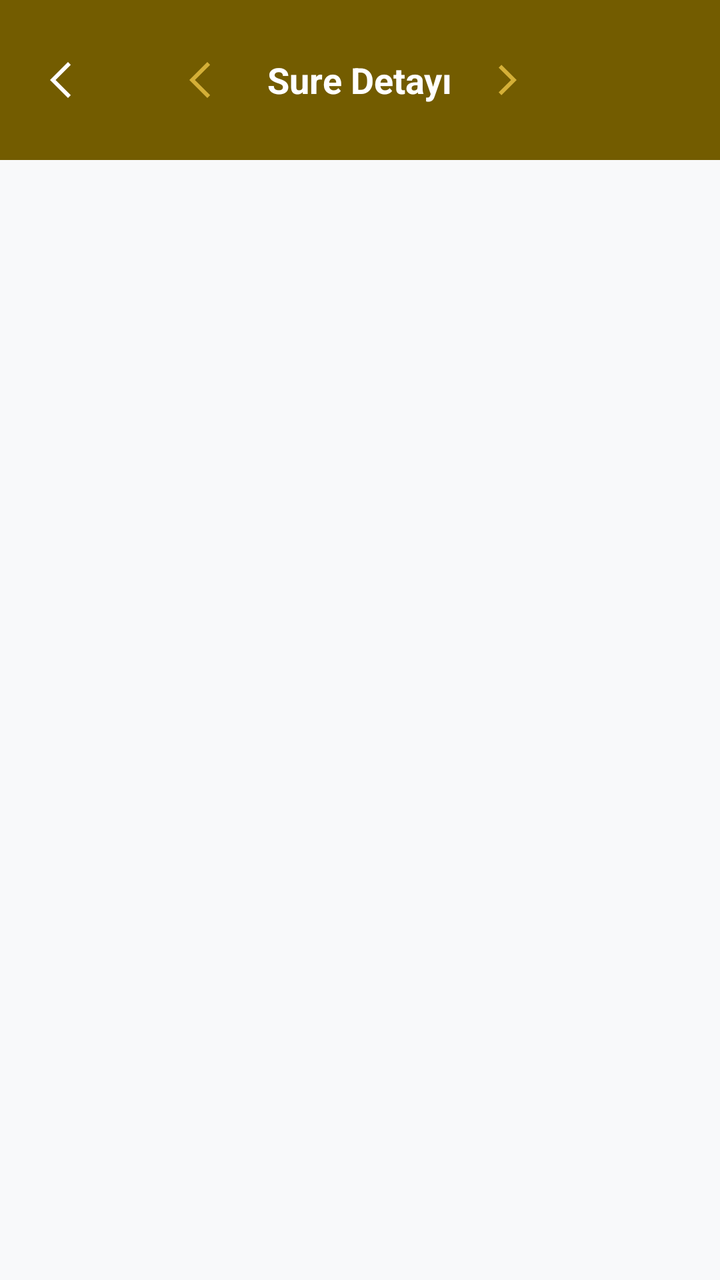
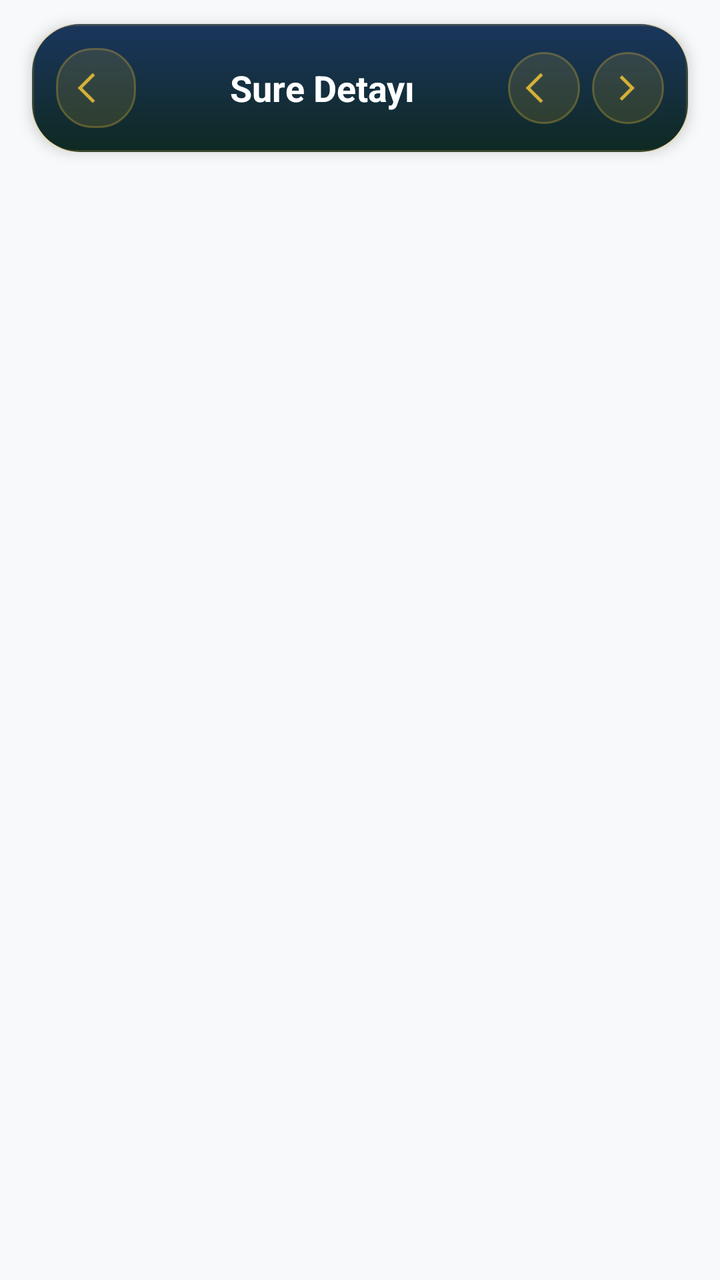

Before-and-after screenshots of an Android layout around one commit, followed by the original layout XML and the change that was made.
<!-- AndroidManifest.xml: activity theme Theme.Hilalim -->
<!-- res/layout/activity_surah_detail.xml -->
<?xml version="1.0" encoding="utf-8"?>
<androidx.constraintlayout.widget.ConstraintLayout xmlns:android="http://schemas.android.com/apk/res/android"
    xmlns:app="http://schemas.android.com/apk/res-auto"
    xmlns:tools="http://schemas.android.com/tools"
    android:layout_width="match_parent"
    android:layout_height="match_parent"
    android:background="@color/neutral_bg">

    <androidx.constraintlayout.widget.ConstraintLayout
        android:id="@+id/surah_header"
        android:layout_width="match_parent"
        android:layout_height="80dp"
        android:background="@color/header_bg"
        android:paddingHorizontal="16dp"
        app:layout_constraintTop_toTopOf="parent">

        <ImageView
            android:id="@+id/btn_back"
            android:layout_width="40dp"
            android:layout_height="40dp"
            android:padding="8dp"
            android:src="@drawable/ic_back_arrow"
            app:layout_constraintBottom_toBottomOf="parent"
            app:layout_constraintStart_toStartOf="parent"
            app:layout_constraintTop_toTopOf="parent"
            app:tint="@color/white"
            android:contentDescription="@string/desc_back" />

        <LinearLayout
            android:id="@+id/surah_title_container"
            android:layout_width="wrap_content"
            android:layout_height="wrap_content"
            android:gravity="center"
            android:orientation="horizontal"
            app:layout_constraintBottom_toBottomOf="parent"
            app:layout_constraintEnd_toEndOf="parent"
            app:layout_constraintStart_toStartOf="parent"
            app:layout_constraintTop_toTopOf="parent">

            <ImageView
                android:id="@+id/btn_prev_surah"
                android:layout_width="32dp"
                android:layout_height="32dp"
                android:padding="4dp"
                android:src="@drawable/ic_back_arrow"
                app:tint="@color/secondary"
                android:contentDescription="@string/desc_prev_surah" />

            <TextView
                android:id="@+id/txt_surah_name_main"
                android:layout_width="wrap_content"
                android:layout_height="wrap_content"
                android:layout_marginHorizontal="12dp"
                android:text="@string/surah_detail_title"
                android:textColor="@color/white"
                android:textSize="18sp"
                android:textStyle="bold" />

            <ImageView
                android:id="@+id/btn_next_surah"
                android:layout_width="32dp"
                android:layout_height="32dp"
                android:padding="4dp"
                android:src="@drawable/ic_forward_arrow"
                app:tint="@color/secondary"
                android:contentDescription="@string/desc_next_surah" />
        </LinearLayout>
    </androidx.constraintlayout.widget.ConstraintLayout>

    <androidx.recyclerview.widget.RecyclerView
        android:id="@+id/rv_verses"
        android:layout_width="match_parent"
        android:layout_height="0dp"
        android:padding="8dp"
        android:visibility="gone"
        app:layout_constraintBottom_toBottomOf="parent"
        app:layout_constraintTop_toBottomOf="@id/surah_header" />

    <ProgressBar
        android:id="@+id/progress_loading"
        android:layout_width="wrap_content"
        android:layout_height="wrap_content"
        android:indeterminateTint="@color/secondary"
        app:layout_constraintBottom_toBottomOf="parent"
        app:layout_constraintEnd_toEndOf="parent"
        app:layout_constraintStart_toStartOf="parent"
        app:layout_constraintTop_toBottomOf="@id/surah_header" />

    <TextView
        android:id="@+id/txt_no_content"
        android:layout_width="0dp"
        android:layout_height="wrap_content"
        android:layout_marginHorizontal="32dp"
        android:gravity="center"
        android:text="@string/surah_no_content"
        android:textColor="@color/text_muted"
        android:textSize="14sp"
        android:visibility="gone"
        app:layout_constraintBottom_toBottomOf="parent"
        app:layout_constraintEnd_toEndOf="parent"
        app:layout_constraintStart_toStartOf="parent"
        app:layout_constraintTop_toBottomOf="@id/surah_header" />

</androidx.constraintlayout.widget.ConstraintLayout>
<!-- resources referenced by this layout -->
<resources>
  <color name="header_bg">#735C00</color>
  <color name="neutral_bg">@color/md_theme_light_background</color>
  <color name="secondary">@color/sacred_gold</color>
  <color name="text_muted">#80191C1D</color>
  <color name="white">#FFFFFFFF</color>
  <!-- drawable ic_back_arrow (drawable) -->
  <vector xmlns:android="http://schemas.android.com/apk/res/android"
      android:width="24dp"
      android:height="24dp"
      android:viewportWidth="960"
      android:viewportHeight="960"
      android:autoMirrored="true"
      android:tint="?attr/colorControlNormal">
    <path
        android:fillColor="@android:color/white"
        android:pathData="M400,840L40,480L400,120L456,176L152,480L456,784L400,840Z"/>
  </vector>
  <!-- drawable ic_forward_arrow (drawable) -->
  <vector xmlns:android="http://schemas.android.com/apk/res/android"
      android:width="24dp"
      android:height="24dp"
      android:viewportWidth="960"
      android:viewportHeight="960"
      android:autoMirrored="true"
      android:tint="?attr/colorControlNormal">
    <path
        android:fillColor="@android:color/white"
        android:pathData="M640,480L336,784L280,728L528,480L280,232L336,176L640,480Z"/>
  </vector>
  <string name="desc_back">Geri</string>
  <string name="desc_next_surah">Sonraki Sure</string>
  <string name="desc_prev_surah">Önceki Sure</string>
  <string name="surah_detail_title">Sure Detayı</string>
  <string name="surah_no_content">Bu surenin ayetleri yakında eklenecektir.\nLütfen daha sonra tekrar kontrol edin.</string>
  <style name="Theme.Hilalim" parent="Base.Theme.Hilalim" />
  <color name="md_theme_light_background">#F8F9FA</color>
  <color name="sacred_gold">#D4AF37</color>
  <color name="md_theme_light_primary">#735C00</color>
  <color name="md_theme_light_onPrimary">#FFFFFF</color>
  <color name="md_theme_light_primaryContainer">#D4AF37</color>
  <color name="md_theme_light_onPrimaryContainer">#554300</color>
  <color name="md_theme_light_secondary">#5E5F5C</color>
  <color name="md_theme_light_onSecondary">#FFFFFF</color>
  <color name="md_theme_light_secondaryContainer">#E0E0DC</color>
  <color name="md_theme_light_onSecondaryContainer">#626360</color>
  <color name="md_theme_light_tertiary">#5F5F56</color>
  <color name="md_theme_light_onTertiary">#FFFFFF</color>
  <color name="md_theme_light_tertiaryContainer">#B4B3A8</color>
  <color name="md_theme_light_onTertiaryContainer">#45453D</color>
  <color name="md_theme_light_surface">#F8F9FA</color>
  <color name="md_theme_light_onSurface">#191C1D</color>
  <color name="md_theme_light_surfaceVariant">#E1E3E4</color>
  <color name="md_theme_light_onSurfaceVariant">#4D4635</color>
  <color name="md_theme_light_outline">#7F7663</color>
  <color name="md_theme_light_inverseSurface">#2E3132</color>
  <color name="md_theme_light_inverseOnSurface">#EFF1F2</color>
  <color name="md_theme_light_error">#BA1A1A</color>
  <color name="md_theme_light_onError">#FFFFFF</color>
  <color name="md_theme_light_errorContainer">#FFDAD6</color>
  <color name="md_theme_light_onErrorContainer">#93000A</color>
  <!-- unchanged entries left out for length: 1 -->
</resources>

<!-- the commit's change to res/layout/activity_surah_detail.xml (unified diff, before → after) -->
@@ -1,77 +1,115 @@
 <?xml version="1.0" encoding="utf-8"?>
 <androidx.constraintlayout.widget.ConstraintLayout xmlns:android="http://schemas.android.com/apk/res/android"
     xmlns:app="http://schemas.android.com/apk/res-auto"
-    xmlns:tools="http://schemas.android.com/tools"
     android:layout_width="match_parent"
     android:layout_height="match_parent"
-    android:background="@color/neutral_bg">
+    android:background="?attr/colorSurface">
 
-    <androidx.constraintlayout.widget.ConstraintLayout
+    <com.google.android.material.card.MaterialCardView
         android:id="@+id/surah_header"
         android:layout_width="match_parent"
-        android:layout_height="80dp"
-        android:background="@color/header_bg"
-        android:paddingHorizontal="16dp"
-        app:layout_constraintTop_toTopOf="parent">
-
-        <ImageView
-            android:id="@+id/btn_back"
-            android:layout_width="40dp"
-            android:layout_height="40dp"
-            android:padding="8dp"
-            android:src="@drawable/ic_back_arrow"
-            app:layout_constraintBottom_toBottomOf="parent"
-            app:layout_constraintStart_toStartOf="parent"
-            app:layout_constraintTop_toTopOf="parent"
-            app:tint="@color/white"
-            android:contentDescription="@string/desc_back" />
+        android:layout_height="wrap_content"
+        android:layout_marginHorizontal="16dp"
+        android:layout_marginTop="12dp"
+        app:cardCornerRadius="22dp"
+        app:cardElevation="4dp"
+        app:layout_constraintTop_toTopOf="parent"
+        app:strokeColor="@color/card_stroke"
+        app:strokeWidth="1dp">
 
         <LinearLayout
-            android:id="@+id/surah_title_container"
-            android:layout_width="wrap_content"
+            android:layout_width="match_parent"
             android:layout_height="wrap_content"
-            android:gravity="center"
+            android:background="@drawable/bg_dark_gradient_card"
+            android:gravity="center_vertical"
             android:orientation="horizontal"
-            app:layout_constraintBottom_toBottomOf="parent"
-            app:layout_constraintEnd_toEndOf="parent"
-            app:layout_constraintStart_toStartOf="parent"
-            app:layout_constraintTop_toTopOf="parent">
+            android:paddingHorizontal="12dp"
+            android:paddingVertical="12dp">
+
+            <ImageView
+                android:id="@+id/btn_back"
+                android:layout_width="40dp"
+                android:layout_height="40dp"
+                android:background="@drawable/bg_hero_icon"
+                android:clickable="true"
+                android:contentDescription="@string/desc_back"
+                android:focusable="true"
+                android:foreground="?attr/selectableItemBackgroundBorderless"
+                android:padding="10dp"
+                android:src="@drawable/ic_back_arrow"
+                app:tint="@color/gold" />
+
+            <LinearLayout
+                android:id="@+id/surah_title_container"
+                android:layout_width="0dp"
+                android:layout_height="wrap_content"
+                android:layout_marginHorizontal="10dp"
+                android:layout_weight="1"
+                android:gravity="center"
+                android:orientation="vertical">
+
+                <TextView
+                    android:id="@+id/txt_surah_name_main"
+                    android:layout_width="wrap_content"
+                    android:layout_height="wrap_content"
+                    android:ellipsize="end"
+                    android:gravity="center"
+                    android:maxLines="1"
+                    android:text="@string/surah_detail_title"
+                    android:textColor="@color/white"
+                    android:textSize="18sp"
+                    android:textStyle="bold" />
+
+                <TextView
+                    android:id="@+id/txt_surah_subtitle"
+                    android:layout_width="wrap_content"
+                    android:layout_height="wrap_content"
+                    android:layout_marginTop="2dp"
+                    android:ellipsize="end"
+                    android:gravity="center"
+                    android:maxLines="1"
+                    android:textColor="@color/gold"
+                    android:textSize="12sp"
+                    android:visibility="gone" />
+            </LinearLayout>
 
             <ImageView
                 android:id="@+id/btn_prev_surah"
-                android:layout_width="32dp"
-                android:layout_height="32dp"
-                android:padding="4dp"
+                android:layout_width="36dp"
+                android:layout_height="36dp"
+                android:layout_marginEnd="6dp"
+                android:background="@drawable/bg_hero_icon"
+                android:clickable="true"
+                android:contentDescription="@string/desc_prev_surah"
+                android:focusable="true"
+                android:foreground="?attr/selectableItemBackgroundBorderless"
+                android:padding="8dp"
                 android:src="@drawable/ic_back_arrow"
-                app:tint="@color/secondary"
-                android:contentDescription="@string/desc_prev_surah" />
-
-            <TextView
-                android:id="@+id/txt_surah_name_main"
-                android:layout_width="wrap_content"
-                android:layout_height="wrap_content"
-                android:layout_marginHorizontal="12dp"
-                android:text="@string/surah_detail_title"
-                android:textColor="@color/white"
-                android:textSize="18sp"
-                android:textStyle="bold" />
+                app:tint="@color/gold" />
 
             <ImageView
                 android:id="@+id/btn_next_surah"
-                android:layout_width="32dp"
-                android:layout_height="32dp"
-                android:padding="4dp"
+                android:layout_width="36dp"
+                android:layout_height="36dp"
+                android:background="@drawable/bg_hero_icon"
+                android:clickable="true"
+                android:contentDescription="@string/desc_next_surah"
+                android:focusable="true"
+                android:foreground="?attr/selectableItemBackgroundBorderless"
+                android:padding="8dp"
                 android:src="@drawable/ic_forward_arrow"
-                app:tint="@color/secondary"
-                android:contentDescription="@string/desc_next_surah" />
+                app:tint="@color/gold" />
         </LinearLayout>
-    </androidx.constraintlayout.widget.ConstraintLayout>
+    </com.google.android.material.card.MaterialCardView>
 
     <androidx.recyclerview.widget.RecyclerView
         android:id="@+id/rv_verses"
         android:layout_width="match_parent"
         android:layout_height="0dp"
-        android:padding="8dp"
+        android:clipToPadding="false"
+        android:paddingHorizontal="12dp"
+        android:paddingTop="10dp"
+        android:paddingBottom="24dp"
         android:visibility="gone"
         app:layout_constraintBottom_toBottomOf="parent"
         app:layout_constraintTop_toBottomOf="@id/surah_header" />
@@ -80,7 +118,7 @@
         android:id="@+id/progress_loading"
         android:layout_width="wrap_content"
         android:layout_height="wrap_content"
-        android:indeterminateTint="@color/secondary"
+        android:indeterminateTint="?attr/colorSecondary"
         app:layout_constraintBottom_toBottomOf="parent"
         app:layout_constraintEnd_toEndOf="parent"
         app:layout_constraintStart_toStartOf="parent"
@@ -93,7 +131,7 @@
         android:layout_marginHorizontal="32dp"
         android:gravity="center"
         android:text="@string/surah_no_content"
-        android:textColor="@color/text_muted"
+        android:textColor="?attr/colorOnSurfaceVariant"
         android:textSize="14sp"
         android:visibility="gone"
         app:layout_constraintBottom_toBottomOf="parent"
<!-- resource entries referenced after the edit -->
@@ -1,10 +1,28 @@
 <!-- resources referenced by this layout -->
 <resources>
-  <color name="header_bg">#735C00</color>
-  <color name="neutral_bg">@color/md_theme_light_background</color>
-  <color name="secondary">@color/sacred_gold</color>
-  <color name="text_muted">#80191C1D</color>
+  <color name="card_stroke">#33D4AF37</color>
+  <color name="gold">#D4AF37</color>
   <color name="white">#FFFFFFFF</color>
+  <!-- drawable bg_dark_gradient_card (drawable) -->
+  <?xml version="1.0" encoding="utf-8"?>
+  <shape xmlns:android="http://schemas.android.com/apk/res/android">
+      
+      <gradient
+          android:startColor="#1A365D"
+          android:endColor="#0F2922"
+          android:angle="270" />
+      <corners android:radius="24dp" />
+  </shape>
+  <!-- drawable bg_hero_icon (drawable) -->
+  <?xml version="1.0" encoding="utf-8"?>
+  <shape xmlns:android="http://schemas.android.com/apk/res/android"
+      android:shape="rectangle">
+      <solid android:color="#26D4AF37" />
+      <corners android:radius="18dp" />
+      <stroke
+          android:width="1dp"
+          android:color="#55D4AF37" />
+  </shape>
   <!-- drawable ic_back_arrow (drawable) -->
   <vector xmlns:android="http://schemas.android.com/apk/res/android"
       android:width="24dp"
@@ -36,7 +54,6 @@
   <string name="surah_no_content">Bu surenin ayetleri yakında eklenecektir.\nLütfen daha sonra tekrar kontrol edin.</string>
   <style name="Theme.Hilalim" parent="Base.Theme.Hilalim" />
   <color name="md_theme_light_background">#F8F9FA</color>
-  <color name="sacred_gold">#D4AF37</color>
   <color name="md_theme_light_primary">#735C00</color>
   <color name="md_theme_light_onPrimary">#FFFFFF</color>
   <color name="md_theme_light_primaryContainer">#D4AF37</color>
